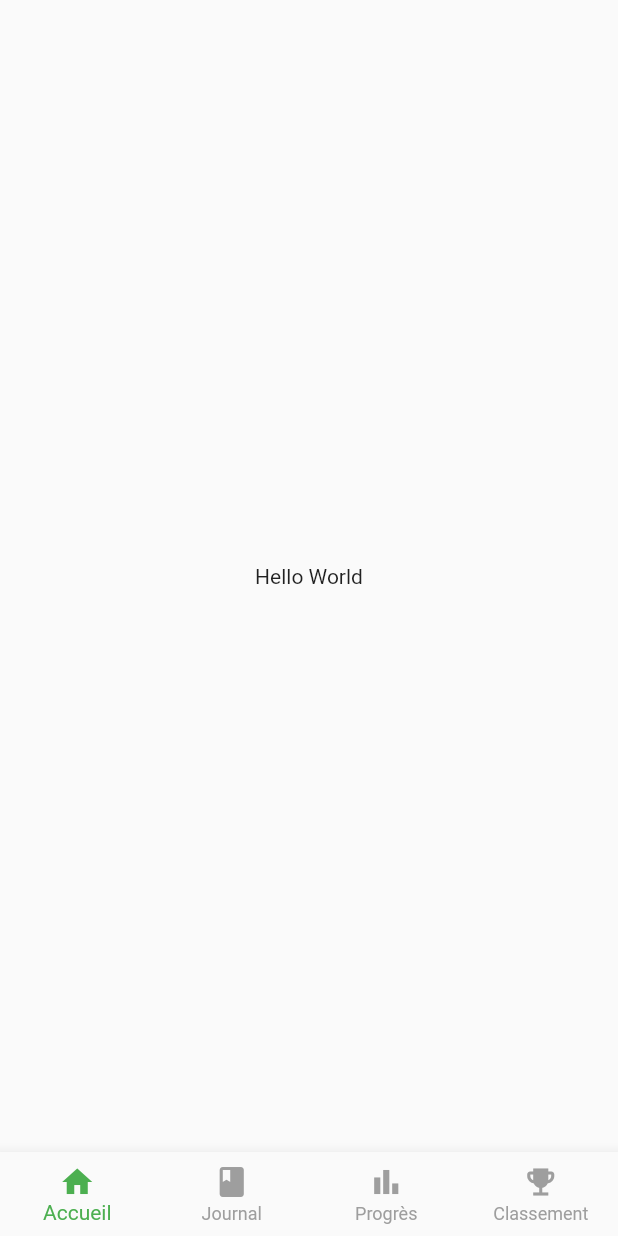
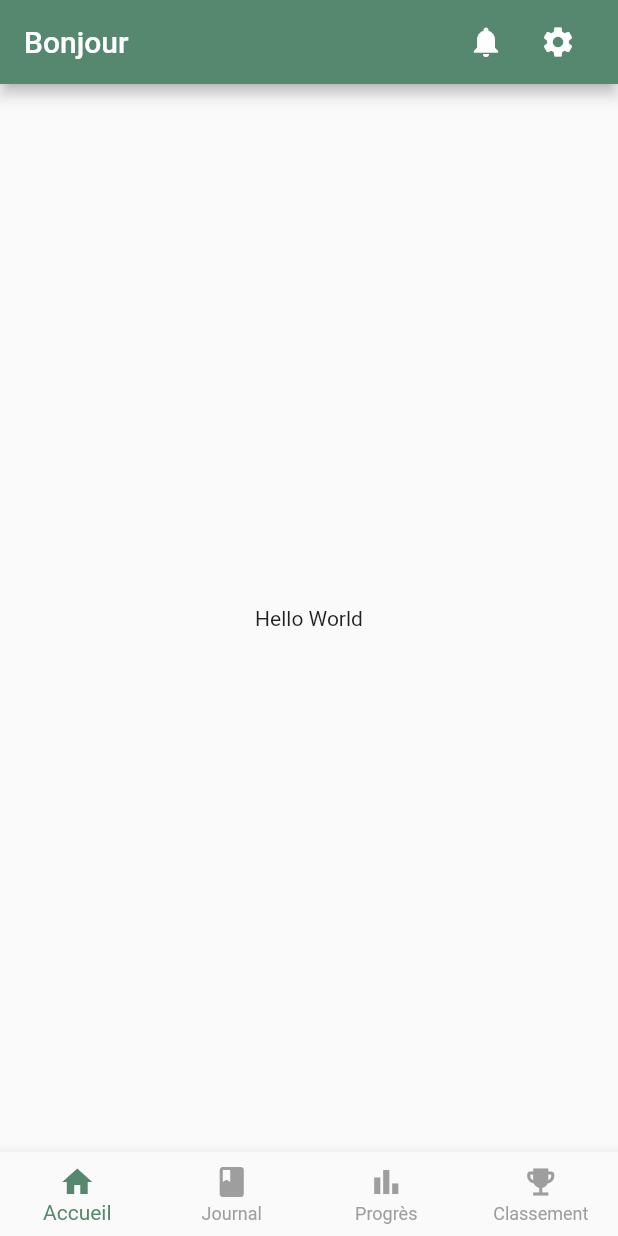
Before and after one commit to PintoJody/SmokeHelper, a Flutter app: the screen it shows after launch, on a phone screen of 412 x 824 dp. Run offline on Flutter 3.47's test engine with Material 2 defaults, Android fonts, the phone set to English and light mode, and no system bars.

Commit message:
add HeaderNavigationView

```diff
--- a/lib/view/home.dart
+++ b/lib/view/home.dart
@@ -1,18 +1,20 @@
 import 'package:flutter/material.dart';
 import 'package:smoke_helper/widget/BottomNavigationTabBarView.dart';
+import 'package:smoke_helper/widget/HeaderNavigationView.dart';
 
 class HomePage extends StatelessWidget {
   const HomePage({super.key});
 
   @override
   Widget build(BuildContext context) {
-    return MaterialApp(
+    return const MaterialApp(
       title: 'SmokeHelper',
       home: Scaffold(
-        body: const Center(
+          appBar: HeaderNavigationView(),
+        body: Center(
           child: Text('Hello World'),
         ),
-      bottomNavigationBar: BottomNavigationTabBarView()
+        bottomNavigationBar: BottomNavigationTabBarView()
     )
     );
   }
--- a/lib/widget/BottomNavigationTabBarView.dart
+++ b/lib/widget/BottomNavigationTabBarView.dart
@@ -19,7 +19,7 @@ class _BottomNavigationTabBarViewState extends State<BottomNavigationTabBarView>
               _currentIndex = newIndex;
             });
           },
-          selectedItemColor: Colors.green,
+          selectedItemColor: const Color(0xFF55886F),
           unselectedItemColor: Colors.grey,
           type: BottomNavigationBarType.fixed,
           items: const [
--- /dev/null
+++ b/lib/widget/HeaderNavigationView.dart
@@ -0,0 +1,37 @@
+import 'package:flutter/material.dart';
+
+class HeaderNavigationView extends StatelessWidget with PreferredSizeWidget {
+  const HeaderNavigationView({Key? key}) : super(key: key);
+
+  @override
+  Size get preferredSize => Size.fromHeight(kToolbarHeight);
+
+  @override
+  Widget build(BuildContext context) {
+    return AppBar(
+      backgroundColor: const Color(0xFF55886F),
+      title: Row(
+        mainAxisAlignment: MainAxisAlignment.spaceBetween,
+        children: [
+          const Text('Bonjour', style: TextStyle(fontSize: 20)),
+          Row(
+            children: [
+              IconButton(
+                icon: const Icon(Icons.notifications),
+                onPressed: () {
+                  // action pour le premier bouton
+                },
+              ),
+              IconButton(
+                icon: const Icon(Icons.settings),
+                onPressed: () {
+                  // action pour le deuxième bouton
+                },
+              ),
+            ],
+          ),
+        ],
+      ),
+    );
+  }
+}
```
